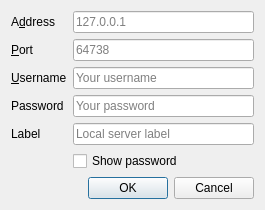
The window that src/mumble/ConnectDialogEdit.ui (yossizap/PRMumble) describes before a commit, drawn with Qt 5.
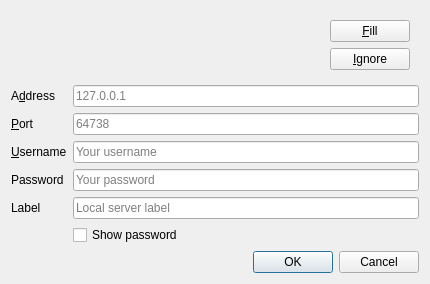
The same window after the commit.

Diff of the .ui file:
```diff
--- a/src/mumble/ConnectDialogEdit.ui
+++ b/src/mumble/ConnectDialogEdit.ui
@@ -6,21 +6,105 @@
    <rect>
     <x>0</x>
     <y>0</y>
-    <width>265</width>
-    <height>197</height>
+    <width>430</width>
+    <height>272</height>
    </rect>
   </property>
   <property name="sizePolicy">
-   <sizepolicy hsizetype="Preferred" vsizetype="MinimumExpanding">
+   <sizepolicy hsizetype="Preferred" vsizetype="Fixed">
     <horstretch>0</horstretch>
     <verstretch>0</verstretch>
    </sizepolicy>
   </property>
+  <property name="minimumSize">
+   <size>
+    <width>430</width>
+    <height>0</height>
+   </size>
+  </property>
   <property name="windowTitle">
    <string>Edit Server</string>
   </property>
   <layout class="QGridLayout" name="gridLayout">
-   <item row="1" column="0">
+   <item row="1" column="0" colspan="2">
+    <widget class="QWidget" name="qwInlineNotice" native="true">
+     <property name="sizePolicy">
+      <sizepolicy hsizetype="Preferred" vsizetype="Fixed">
+       <horstretch>0</horstretch>
+       <verstretch>0</verstretch>
+      </sizepolicy>
+     </property>
+     <layout class="QHBoxLayout" name="horizontalLayout">
+      <item>
+       <widget class="QLabel" name="qlPasteNotice">
+        <property name="sizePolicy">
+         <sizepolicy hsizetype="Expanding" vsizetype="Expanding">
+          <horstretch>4</horstretch>
+          <verstretch>0</verstretch>
+         </sizepolicy>
+        </property>
+        <property name="alignment">
+         <set>Qt::AlignLeading|Qt::AlignLeft|Qt::AlignTop</set>
+        </property>
+        <property name="wordWrap">
+         <bool>true</bool>
+        </property>
+       </widget>
+      </item>
+      <item>
+       <widget class="QWidget" name="qwActions" native="true">
+        <property name="sizePolicy">
+         <sizepolicy hsizetype="Expanding" vsizetype="Expanding">
+          <horstretch>1</horstretch>
+          <verstretch>0</verstretch>
+         </sizepolicy>
+        </property>
+        <layout class="QVBoxLayout" name="qlActions">
+         <property name="leftMargin">
+          <number>0</number>
+         </property>
+         <property name="topMargin">
+          <number>0</number>
+         </property>
+         <property name="rightMargin">
+          <number>0</number>
+         </property>
+         <property name="bottomMargin">
+          <number>0</number>
+         </property>
+         <item>
+          <widget class="QPushButton" name="qbFill">
+           <property name="sizePolicy">
+            <sizepolicy hsizetype="Expanding" vsizetype="Fixed">
+             <horstretch>0</horstretch>
+             <verstretch>0</verstretch>
+            </sizepolicy>
+           </property>
+           <property name="text">
+            <string>&amp;Fill</string>
+           </property>
+          </widget>
+         </item>
+         <item>
+          <widget class="QPushButton" name="qbDiscard">
+           <property name="sizePolicy">
+            <sizepolicy hsizetype="Expanding" vsizetype="Fixed">
+             <horstretch>0</horstretch>
+             <verstretch>0</verstretch>
+            </sizepolicy>
+           </property>
+           <property name="text">
+            <string notr="true">&amp;Ignore</string>
+           </property>
+          </widget>
+         </item>
+        </layout>
+       </widget>
+      </item>
+     </layout>
+    </widget>
+   </item>
+   <item row="2" column="0">
     <widget class="QLabel" name="qliServer">
      <property name="text">
       <string>A&amp;ddress</string>
@@ -30,7 +114,7 @@
      </property>
     </widget>
    </item>
-   <item row="1" column="1">
+   <item row="2" column="1">
     <widget class="QLineEdit" name="qleServer">
      <property name="toolTip">
       <string>Internet address of the server.</string>
@@ -44,7 +128,7 @@
      </property>
     </widget>
    </item>
-   <item row="2" column="0">
+   <item row="3" column="0">
     <widget class="QLabel" name="qliPort">
      <property name="text">
       <string>&amp;Port</string>
@@ -54,7 +138,7 @@
      </property>
     </widget>
    </item>
-   <item row="2" column="1">
+   <item row="3" column="1">
     <widget class="QLineEdit" name="qlePort">
      <property name="toolTip">
       <string>Port on which the server is listening</string>
@@ -68,7 +152,7 @@
      </property>
     </widget>
    </item>
-   <item row="4" column="0">
+   <item row="5" column="0">
     <widget class="QLabel" name="qliUsername">
      <property name="text">
       <string>&amp;Username</string>
@@ -78,14 +162,14 @@
      </property>
     </widget>
    </item>
-   <item row="5" column="0">
+   <item row="6" column="0">
     <widget class="QLabel" name="qliPassword">
      <property name="text">
       <string>Password</string>
      </property>
     </widget>
    </item>
-   <item row="4" column="1">
+   <item row="5" column="1">
     <widget class="QLineEdit" name="qleUsername">
      <property name="toolTip">
       <string>Username to send to the server</string>
@@ -99,14 +183,14 @@
      </property>
     </widget>
    </item>
-   <item row="8" column="1">
+   <item row="9" column="1">
     <widget class="QDialogButtonBox" name="qdbbButtonBox">
      <property name="standardButtons">
       <set>QDialogButtonBox::Cancel|QDialogButtonBox::Ok</set>
      </property>
     </widget>
    </item>
-   <item row="5" column="1">
+   <item row="6" column="1">
     <widget class="QLineEdit" name="qlePassword">
      <property name="toolTip">
       <string>Password to send to the server</string>
@@ -120,7 +204,7 @@
      </property>
     </widget>
    </item>
-   <item row="7" column="1">
+   <item row="8" column="1">
     <widget class="QCheckBox" name="qcbShowPassword">
      <property name="toolTip">
       <string/>
@@ -130,7 +214,7 @@
      </property>
     </widget>
    </item>
-   <item row="6" column="0">
+   <item row="7" column="0">
     <widget class="QLabel" name="qliName">
      <property name="text">
       <string>Label</string>
@@ -140,7 +224,7 @@
      </property>
     </widget>
    </item>
-   <item row="6" column="1">
+   <item row="7" column="1">
     <widget class="QLineEdit" name="qleName">
      <property name="toolTip">
       <string>Name of the server</string>
```
Left out of the diff: 11 changed lines with no effect on the pictures.
